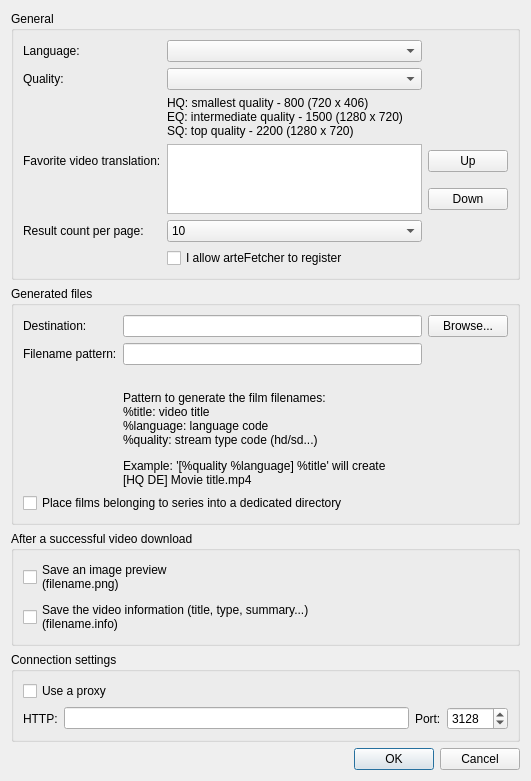
Before: the Qt Designer form view/preferencedialog.ui in Tofee/artefetcher, drawn with Qt 5.
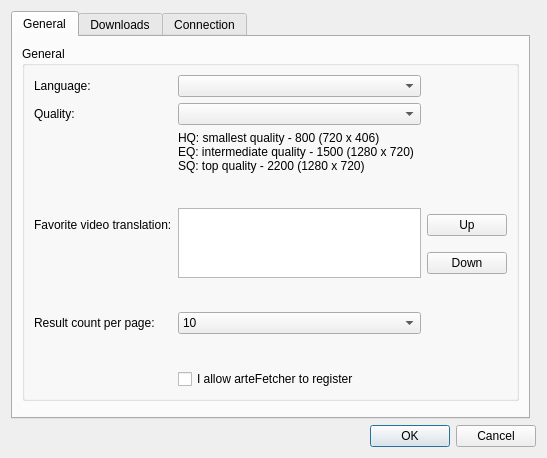
After: the same form once the commit is applied.

Commit message: [tickets:#1] Fix - Preferences window is too big

```diff
--- a/view/preferencedialog.ui
+++ b/view/preferencedialog.ui
@@ -6,15 +6,197 @@
    <rect>
     <x>0</x>
     <y>0</y>
-    <width>531</width>
-    <height>738</height>
+    <width>547</width>
+    <height>446</height>
    </rect>
   </property>
   <property name="windowTitle">
    <string>Preferences</string>
   </property>
   <layout class="QGridLayout" name="gridLayout">
-   <item row="1" column="0" colspan="4">
+   <item row="0" column="0">
+    <widget class="QTabWidget" name="tabWidget">
+     <property name="currentIndex">
+      <number>0</number>
+     </property>
+     <widget class="QWidget" name="tab">
+      <attribute name="title">
+       <string>General</string>
+      </attribute>
+      <layout class="QVBoxLayout" name="verticalLayout_2">
+       <item>
+        <widget class="QGroupBox" name="generalGroupBox">
+         <property name="title">
+          <string>General</string>
+         </property>
+         <layout class="QGridLayout" name="gridLayout_4">
+          <item row="6" column="1">
+           <spacer name="verticalSpacer_3">
+            <property name="orientation">
+             <enum>Qt::Vertical</enum>
+            </property>
+            <property name="sizeHint" stdset="0">
+             <size>
+              <width>20</width>
+              <height>40</height>
+             </size>
+            </property>
+           </spacer>
+          </item>
+          <item row="7" column="0">
+           <widget class="QLabel" name="label_3">
+            <property name="text">
+             <string>Result count per page:</string>
+            </property>
+           </widget>
+          </item>
+          <item row="4" column="2">
+           <widget class="QPushButton" name="upPushButton">
+            <property name="text">
+             <string>Up</string>
+            </property>
+           </widget>
+          </item>
+          <item row="0" column="0">
+           <widget class="QLabel" name="label_5">
+            <property name="text">
+             <string>Language:</string>
+            </property>
+           </widget>
+          </item>
+          <item row="1" column="0">
+           <widget class="QLabel" name="label_6">
+            <property name="text">
+             <string>Quality:</string>
+            </property>
+           </widget>
+          </item>
+          <item row="2" column="1">
+           <widget class="QLabel" name="label_7">
+            <property name="text">
+             <string>HQ: smallest quality - 800 (720 x 406)
+EQ: intermediate quality - 1500 (1280 x 720)
+SQ: top quality - 2200 (1280 x 720)</string>
+            </property>
+           </widget>
+          </item>
+          <item row="7" column="1">
+           <widget class="QComboBox" name="resultCountComboBox">
+            <property name="currentIndex">
+             <number>0</number>
+            </property>
+            <item>
+             <property name="text">
+              <string notr="true">10</string>
+             </property>
+            </item>
+            <item>
+             <property name="text">
+              <string notr="true">15</string>
+             </property>
+            </item>
+            <item>
+             <property name="text">
+              <string notr="true">20</string>
+             </property>
+            </item>
+            <item>
+             <property name="text">
+              <string notr="true">50</string>
+             </property>
+            </item>
+            <item>
+             <property name="text">
+              <string notr="true">100</string>
+             </property>
+            </item>
+            <item>
+             <property name="text">
+              <string>All results</string>
+             </property>
+            </item>
+           </widget>
+          </item>
+          <item row="0" column="1">
+           <widget class="QComboBox" name="languageComboBox"/>
+          </item>
+          <item row="1" column="1">
+           <widget class="QComboBox" name="qualityComboBox"/>
+          </item>
+          <item row="4" column="0">
+           <widget class="QLabel" name="label_8">
+            <property name="text">
+             <string>Favorite video translation:</string>
+            </property>
+           </widget>
+          </item>
+          <item row="5" column="2">
+           <widget class="QPushButton" name="downPushButton">
+            <property name="text">
+             <string>Down</string>
+            </property>
+           </widget>
+          </item>
+          <item row="4" column="1" rowspan="2">
+           <widget class="QListWidget" name="favoriteStreamListWidget"/>
+          </item>
+          <item row="9" column="1" colspan="2">
+           <widget class="QCheckBox" name="registrationCheckBox">
+            <property name="text">
+             <string>I allow arteFetcher to register</string>
+            </property>
+           </widget>
+          </item>
+          <item row="3" column="1">
+           <spacer name="verticalSpacer_2">
+            <property name="orientation">
+             <enum>Qt::Vertical</enum>
+            </property>
+            <property name="sizeHint" stdset="0">
+             <size>
+              <width>20</width>
+              <height>40</height>
+             </size>
+            </property>
+           </spacer>
+          </item>
+          <item row="8" column="1">
+           <spacer name="verticalSpacer_4">
+            <property name="orientation">
+             <enum>Qt::Vertical</enum>
+            </property>
+            <property name="sizeHint" stdset="0">
+             <size>
+              <width>20</width>
+              <height>40</height>
+             </size>
+            </property>
+           </spacer>
+          </item>
+         </layout>
+        </widget>
+       </item>
+       <item>
+        <spacer name="verticalSpacer">
+         <property name="orientation">
+          <enum>Qt::Vertical</enum>
+         </property>
+         <property name="sizeHint" stdset="0">
+          <size>
+           <width>20</width>
+           <height>40</height>
+          </size>
+         </property>
+        </spacer>
+       </item>
+      </layout>
+     </widget>
+     <widget class="QWidget" name="tab_3">
+      <attribute name="title">
+       <string>Downloads</string>
+      </attribute>
+      <layout class="QVBoxLayout" name="verticalLayout_3">
+       <item>
     <widget class="QGroupBox" name="filesGroupBox">
      <property name="title">
       <string>Generated files</string>
@@ -27,20 +209,13 @@
         </property>
        </widget>
       </item>
-      <item row="1" column="1">
+          <item row="2" column="1">
        <widget class="QLineEdit" name="filenamePatternLineEdit"/>
       </item>
       <item row="0" column="1">
        <widget class="QLineEdit" name="destinationDirectoryLineEdit"/>
       </item>
-      <item row="3" column="1">
-       <widget class="QLabel" name="label_4">
-        <property name="text">
-         <string>&lt;html&gt;&lt;head/&gt;&lt;body&gt;&lt;p&gt;Pattern to generate the film filenames:&lt;br/&gt;%title: video title&lt;br/&gt;%language: language code&lt;br/&gt;%quality: stream type code (hd/sd...)&lt;/p&gt;&lt;p&gt;Example: '[%quality %language] %title' will create&lt;br/&gt;[HQ DE] Movie title.mp4&lt;/p&gt;&lt;/body&gt;&lt;/html&gt;</string>
-        </property>
-       </widget>
-      </item>
-      <item row="1" column="0">
+          <item row="2" column="0">
        <widget class="QLabel" name="label_2">
         <property name="text">
          <string>Filename pattern:</string>
@@ -54,7 +229,7 @@
         </property>
        </widget>
       </item>
-      <item row="4" column="0" colspan="3">
+          <item row="1" column="1" colspan="2">
        <widget class="QCheckBox" name="seriesDirectoryCheckBox">
         <property name="toolTip">
          <string>When a movie belongs to series, a folder will be created for the serie and all episodes will be gathered in this directory.</string>
@@ -64,7 +239,14 @@
         </property>
        </widget>
       </item>
-      <item row="2" column="1">
+          <item row="4" column="1" colspan="2">
+           <widget class="QLabel" name="label_4">
+            <property name="text">
+             <string>&lt;html&gt;&lt;head/&gt;&lt;body&gt;&lt;p&gt;Pattern to generate the film filenames:&lt;br/&gt;%title: video title&lt;br/&gt;%language: language code&lt;br/&gt;%quality: stream type code (hd/sd...)&lt;/p&gt;&lt;p&gt;Example: '[%quality %language] %title' will create&lt;br/&gt;[HQ DE] Movie title.mp4&lt;/p&gt;&lt;/body&gt;&lt;/html&gt;</string>
+            </property>
+           </widget>
+          </item>
+          <item row="3" column="1" colspan="2">
        <widget class="QLabel" name="errorLabel">
         <property name="palette">
          <palette>
@@ -117,22 +299,57 @@
      </layout>
     </widget>
    </item>
-   <item row="11" column="0" colspan="4">
-    <widget class="QDialogButtonBox" name="buttonBox">
-     <property name="orientation">
-      <enum>Qt::Horizontal</enum>
-     </property>
-     <property name="standardButtons">
-      <set>QDialogButtonBox::Cancel|QDialogButtonBox::Ok</set>
+       <item>
+        <widget class="QGroupBox" name="afterDownloadGroupBox">
+         <property name="title">
+          <string>After a successful video download</string>
+         </property>
+         <layout class="QVBoxLayout" name="verticalLayout">
+          <item>
+           <widget class="QCheckBox" name="imagePreviewCheckBox">
+            <property name="text">
+             <string>Save an image preview
+(filename.png)</string>
      </property>
     </widget>
    </item>
-   <item row="10" column="0" colspan="4">
+          <item>
+           <widget class="QCheckBox" name="metaInfoCheckBox">
+            <property name="text">
+             <string>Save the video information (title, type, summary...)
+(filename.info)</string>
+            </property>
+           </widget>
+          </item>
+         </layout>
+        </widget>
+       </item>
+      </layout>
+     </widget>
+     <widget class="QWidget" name="tab_2">
+      <attribute name="title">
+       <string>Connection</string>
+      </attribute>
+      <layout class="QVBoxLayout" name="verticalLayout_4">
+       <item>
     <widget class="QGroupBox" name="connectionGroupBox">
      <property name="title">
       <string>Connection settings</string>
      </property>
      <layout class="QGridLayout" name="gridLayout_2">
+          <item row="2" column="1">
+           <spacer name="verticalSpacer_5">
+            <property name="orientation">
+             <enum>Qt::Vertical</enum>
+            </property>
+            <property name="sizeHint" stdset="0">
+             <size>
+              <width>20</width>
+              <height>40</height>
+             </size>
+            </property>
+           </spacer>
+          </item>
       <item row="0" column="0" colspan="2">
        <widget class="QCheckBox" name="proxyCheckBox">
         <property name="text">
@@ -173,142 +390,18 @@
      </layout>
     </widget>
    </item>
-   <item row="8" column="0" colspan="4">
-    <widget class="QGroupBox" name="afterDownloadGroupBox">
-     <property name="title">
-      <string>After a successful video download</string>
-     </property>
-     <layout class="QVBoxLayout" name="verticalLayout">
-      <item>
-       <widget class="QCheckBox" name="imagePreviewCheckBox">
-        <property name="text">
-         <string>Save an image preview
-(filename.png)</string>
-        </property>
-       </widget>
-      </item>
-      <item>
-       <widget class="QCheckBox" name="metaInfoCheckBox">
-        <property name="text">
-         <string>Save the video information (title, type, summary...)
-(filename.info)</string>
-        </property>
-       </widget>
-      </item>
-     </layout>
-    </widget>
-   </item>
-   <item row="0" column="0" colspan="4">
-    <widget class="QGroupBox" name="generalGroupBox">
-     <property name="title">
-      <string>General</string>
-     </property>
-     <layout class="QGridLayout" name="gridLayout_4">
-      <item row="5" column="0">
-       <widget class="QLabel" name="label_3">
-        <property name="text">
-         <string>Result count per page:</string>
-        </property>
-       </widget>
-      </item>
-      <item row="3" column="2">
-       <widget class="QPushButton" name="upPushButton">
-        <property name="text">
-         <string>Up</string>
-        </property>
-       </widget>
-      </item>
-      <item row="0" column="0">
-       <widget class="QLabel" name="label_5">
-        <property name="text">
-         <string>Language:</string>
-        </property>
-       </widget>
-      </item>
-      <item row="1" column="0">
-       <widget class="QLabel" name="label_6">
-        <property name="text">
-         <string>Quality:</string>
-        </property>
-       </widget>
-      </item>
-      <item row="2" column="1">
-       <widget class="QLabel" name="label_7">
-        <property name="text">
-         <string>HQ: smallest quality - 800 (720 x 406)
-EQ: intermediate quality - 1500 (1280 x 720)
-SQ: top quality - 2200 (1280 x 720)</string>
-        </property>
-       </widget>
-      </item>
-      <item row="5" column="1">
-       <widget class="QComboBox" name="resultCountComboBox">
-        <property name="currentIndex">
-         <number>0</number>
-        </property>
-        <item>
-         <property name="text">
-          <string notr="true">10</string>
-         </property>
-        </item>
-        <item>
-         <property name="text">
-          <string notr="true">15</string>
-         </property>
-        </item>
-        <item>
-         <property name="text">
-          <string notr="true">20</string>
-         </property>
-        </item>
-        <item>
-         <property name="text">
-          <string notr="true">50</string>
-         </property>
-        </item>
-        <item>
-         <property name="text">
-          <string notr="true">100</string>
-         </property>
-        </item>
-        <item>
-         <property name="text">
-          <string>All results</string>
-         </property>
-        </item>
-       </widget>
-      </item>
-      <item row="0" column="1">
-       <widget class="QComboBox" name="languageComboBox"/>
-      </item>
-      <item row="1" column="1">
-       <widget class="QComboBox" name="qualityComboBox"/>
-      </item>
-      <item row="3" column="0">
-       <widget class="QLabel" name="label_8">
-        <property name="text">
-         <string>Favorite video translation:</string>
-        </property>
-       </widget>
-      </item>
-      <item row="4" column="2">
-       <widget class="QPushButton" name="downPushButton">
-        <property name="text">
-         <string>Down</string>
-        </property>
-       </widget>
-      </item>
-      <item row="3" column="1" rowspan="2">
-       <widget class="QListWidget" name="favoriteStreamListWidget"/>
-      </item>
-      <item row="6" column="1" colspan="2">
-       <widget class="QCheckBox" name="registrationCheckBox">
-        <property name="text">
-         <string>I allow arteFetcher to register</string>
-        </property>
-       </widget>
-      </item>
-     </layout>
+      </layout>
+     </widget>
+    </widget>
+   </item>
+   <item row="8" column="0" colspan="2">
+    <widget class="QDialogButtonBox" name="buttonBox">
+     <property name="orientation">
+      <enum>Qt::Horizontal</enum>
+     </property>
+     <property name="standardButtons">
+      <set>QDialogButtonBox::Cancel|QDialogButtonBox::Ok</set>
+     </property>
     </widget>
    </item>
   </layout>
```
Lines whose indentation alone changed are shown as unchanged. The commit also changes 6 other files.
